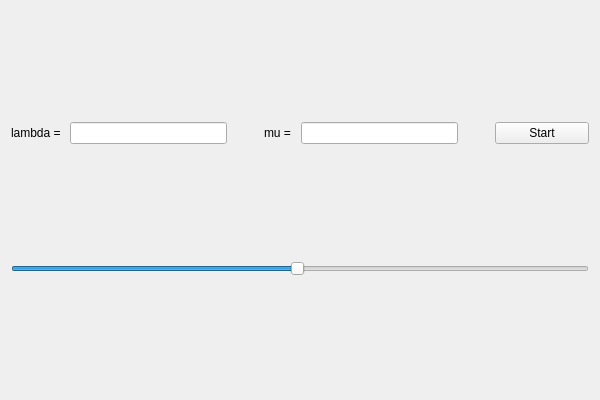
The window that Lab1_GUI/Lab1_GUI.ui (Cvelth/Comp_Simulation_Projects) describes before a commit, drawn with Qt 5.
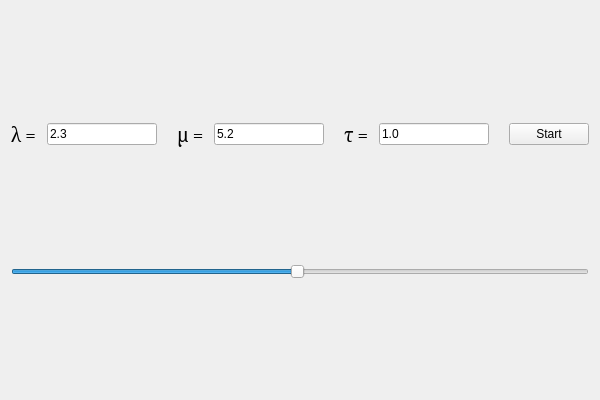
The same window after the commit.

The edit to the form file:
```diff
--- a/Lab1_GUI/Lab1_GUI.ui
+++ b/Lab1_GUI/Lab1_GUI.ui
@@ -15,16 +15,26 @@
   </property>
   <layout class="QVBoxLayout" name="verticalLayout_2" stretch="0,1,0">
    <item>
-    <layout class="QHBoxLayout" name="horizontalLayout_3" stretch="0,5,1,0,5,1,3">
+    <layout class="QHBoxLayout" name="horizontalLayout_3" stretch="0,8,1,0,8,1,0,8,1,3">
      <item>
       <widget class="QLabel" name="label">
+       <property name="font">
+        <font>
+         <family>Cambria</family>
+         <pointsize>14</pointsize>
+        </font>
+       </property>
        <property name="text">
-        <string>lambda = </string>
+        <string>λ = </string>
        </property>
       </widget>
      </item>
      <item>
-      <widget class="QLineEdit" name="lambda"/>
+      <widget class="QLineEdit" name="lambda">
+       <property name="text">
+        <string>2.3</string>
+       </property>
+      </widget>
      </item>
      <item>
       <spacer name="horizontalSpacer">
@@ -41,13 +51,23 @@
      </item>
      <item>
       <widget class="QLabel" name="label_2">
+       <property name="font">
+        <font>
+         <family>Cambria</family>
+         <pointsize>14</pointsize>
+        </font>
+       </property>
        <property name="text">
-        <string>mu = </string>
+        <string>μ = </string>
        </property>
       </widget>
      </item>
      <item>
-      <widget class="QLineEdit" name="mu"/>
+      <widget class="QLineEdit" name="mu">
+       <property name="text">
+        <string>5.2</string>
+       </property>
+      </widget>
      </item>
      <item>
       <spacer name="horizontalSpacer_2">
@@ -62,6 +82,39 @@
        </property>
       </spacer>
      </item>
+     <item>
+      <widget class="QLabel" name="label_3">
+       <property name="font">
+        <font>
+         <family>Cambria</family>
+         <pointsize>14</pointsize>
+        </font>
+       </property>
+       <property name="text">
+        <string>τ = </string>
+       </property>
+      </widget>
+     </item>
+     <item>
+      <widget class="QLineEdit" name="tau">
+       <property name="text">
+        <string>1.0</string>
+       </property>
+      </widget>
+     </item>
+     <item>
+      <spacer name="horizontalSpacer_3">
+       <property name="orientation">
+        <enum>Qt::Horizontal</enum>
+       </property>
+       <property name="sizeHint" stdset="0">
+        <size>
+         <width>40</width>
+         <height>20</height>
+        </size>
+       </property>
+      </spacer>
+     </item>
      <item>
       <widget class="QPushButton" name="start">
        <property name="text">
```
